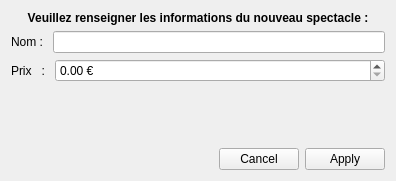
First picture: the form in gui/fct_add_spec.ui, repository BennyBellier/Theatre-CEDB-Project, before the edit.
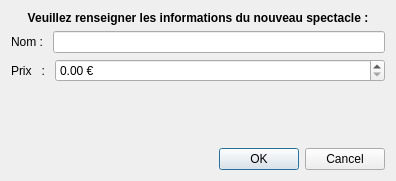
Second picture: the form after the edit.

The edit to the form file:
```diff
--- a/gui/fct_add_spec.ui
+++ b/gui/fct_add_spec.ui
@@ -140,7 +140,7 @@
      <item>
       <widget class="QDialogButtonBox" name="buttonBox">
        <property name="standardButtons">
-        <set>QDialogButtonBox::Apply|QDialogButtonBox::Cancel</set>
+        <set>QDialogButtonBox::Cancel|QDialogButtonBox::Ok</set>
        </property>
       </widget>
      </item>
```
